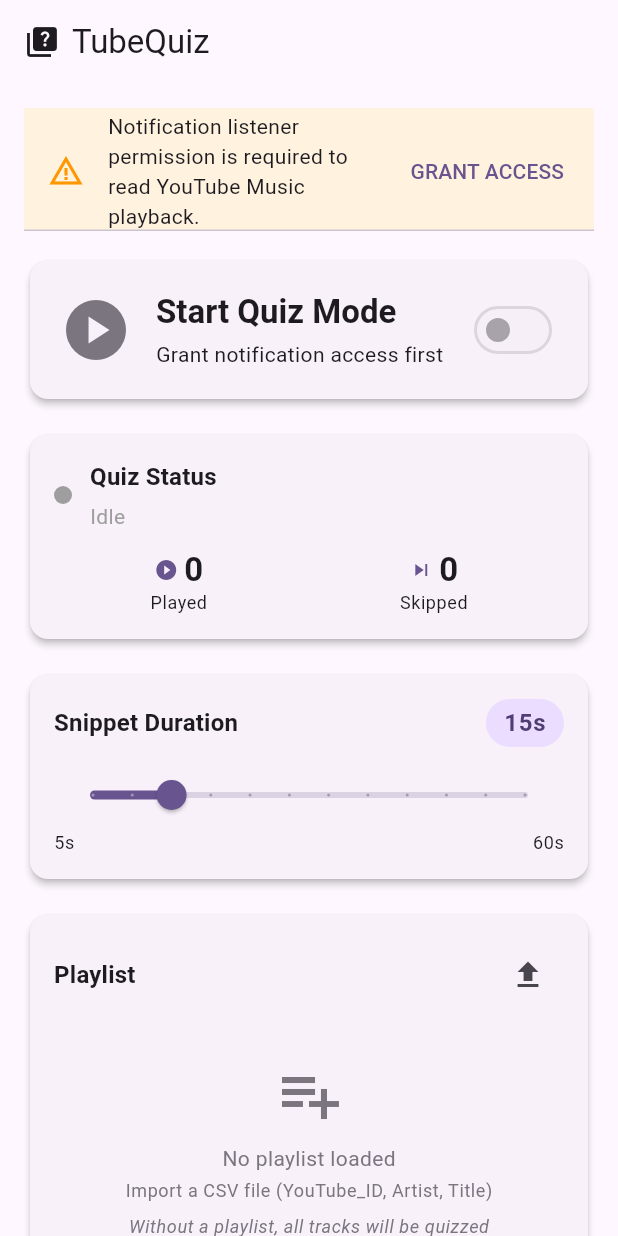
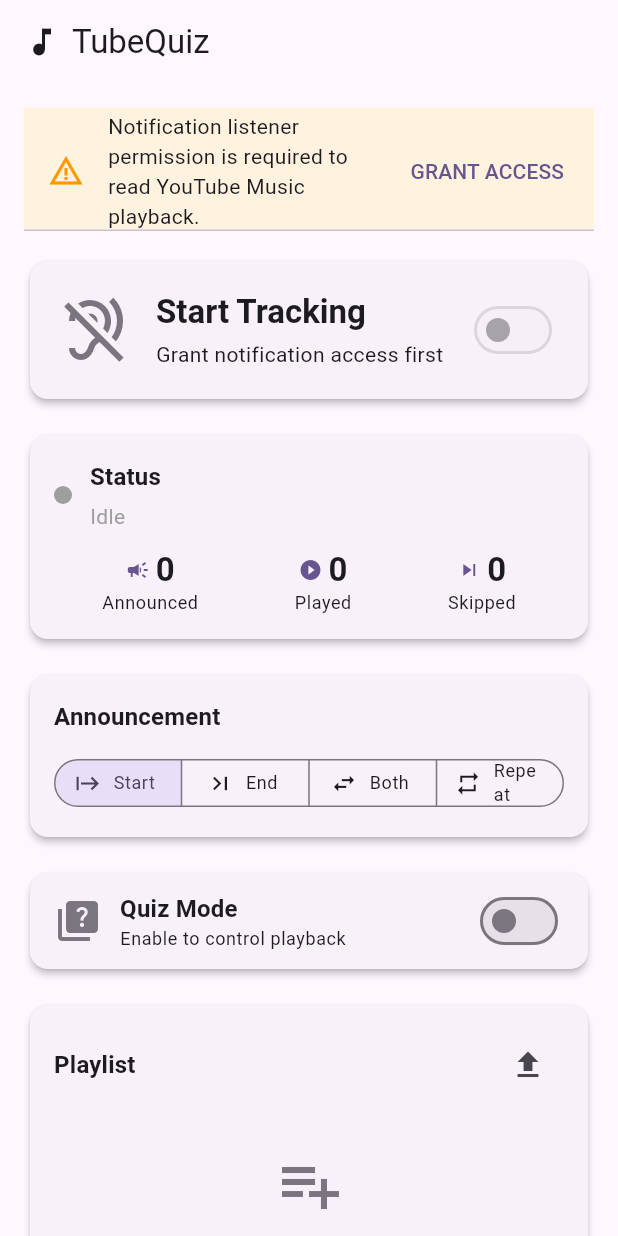
Before and after one commit to quablarox/TubeQuiz, a Flutter app: the screen it shows after launch, on a phone screen of 412 x 824 dp. Run offline on Flutter 3.47's test engine with Material 3 defaults, Android fonts, the phone set to English and light mode, and no system bars; our stand-ins replace csv, file_picker, flutter_tts, shared_preferences.

Commit message:
Implement passive mode, quiz overlay, announcement settings, full song mode, random start, and audio ducking
- Add AnnounceTiming enum (beginning/end/both/interval) to QuizState
- Add isQuizMode, isFullSong, useRandomStart, announceIntervalSeconds, tracksAnnounced to QuizState
- Rework QuizEngine: passive tracking always on, quiz mode as overlay
- Add audio ducking (duckAudio/restoreAudio) to MediaControlService and Android native
- Add interval announcements with skip-if-too-close-to-end logic
- Support full song mode in quiz (no snippet timer)
- Random start capped at 1:30min - snippet length
- Rework dashboard UX: service toggle, announcement settings, quiz mode card
- Add AnnounceSettingsCard widget with SegmentedButton
- Rework SnippetDurationSlider with full song and random start toggles
- Persist all new settings to SharedPreferences
- Update tests for new model fields and status labels

Agent-Logs-Url: https://github.com/quablarox/TubeQuiz/sessions/9e626942-1e85-48b9-ac5d-700efbe59b11

Co-authored-by: quablarox <9888680+quablarox@users.noreply.github.com>

```diff
--- a/lib/models/quiz_state.dart
+++ b/lib/models/quiz_state.dart
@@ -1,21 +1,36 @@
-/// Represents the current state of the quiz engine.
+/// Controls when TTS announcements are made during playback.
+enum AnnounceTiming {
+  /// Announce only at the beginning of a song.
+  beginning,
+
+  /// Announce only at the end of a song.
+  end,
+
+  /// Announce at both beginning and end.
+  both,
+
+  /// Announce at beginning, end, and every N seconds in between.
+  interval,
+}
+
+/// Represents the current state of the engine.
 enum QuizStatus {
-  /// Quiz mode is disabled.
+  /// Service is not running.
   idle,
 
-  /// Quiz mode is active and waiting for a track to play.
+  /// Service is running and waiting for a track to play.
   waiting,
 
   /// Currently announcing the track via TTS.
   announcing,
 
-  /// Playing the snippet of the matched track.
+  /// Playing the snippet of the matched track (quiz mode only).
   playingSnippet,
 
-  /// Skipping a non-matching track.
+  /// Skipping a non-matching track (quiz mode only).
   skipping,
 
-  /// An error occurred during quiz operation.
+  /// An error occurred during operation.
   error,
 }
 
@@ -26,9 +41,15 @@ class QuizState {
   final String? currentArtist;
   final int snippetDurationSeconds;
   final bool isServiceRunning;
+  final bool isQuizMode;
+  final bool isFullSong;
+  final bool useRandomStart;
+  final AnnounceTiming announceTiming;
+  final int announceIntervalSeconds;
   final String? errorMessage;
   final int tracksPlayed;
   final int tracksSkipped;
+  final int tracksAnnounced;
 
   const QuizState({
     this.status = QuizStatus.idle,
@@ -36,9 +57,15 @@ class QuizState {
     this.currentArtist,
     this.snippetDurationSeconds = 15,
     this.isServiceRunning = false,
+    this.isQuizMode = false,
+    this.isFullSong = false,
+    this.useRandomStart = false,
+    this.announceTiming = AnnounceTiming.beginning,
+    this.announceIntervalSeconds = 5,
     this.errorMessage,
     this.tracksPlayed = 0,
     this.tracksSkipped = 0,
+    this.tracksAnnounced = 0,
   });
 
   QuizState copyWith({
@@ -47,19 +74,34 @@ class QuizState {
     String? Function()? currentArtist,
     int? snippetDurationSeconds,
     bool? isServiceRunning,
+    bool? isQuizMode,
+    bool? isFullSong,
+    bool? useRandomStart,
+    AnnounceTiming? announceTiming,
+    int? announceIntervalSeconds,
     String? errorMessage,
     int? tracksPlayed,
     int? tracksSkipped,
+    int? tracksAnnounced,
   }) {
     return QuizState(
       status: status ?? this.status,
       currentTitle: currentTitle != null ? currentTitle() : this.currentTitle,
-      currentArtist: currentArtist != null ? currentArtist() : this.currentArtist,
-      snippetDurationSeconds: snippetDurationSeconds ?? this.snippetDurationSeconds,
+      currentArtist:
+          currentArtist != null ? currentArtist() : this.currentArtist,
+      snippetDurationSeconds:
+          snippetDurationSeconds ?? this.snippetDurationSeconds,
       isServiceRunning: isServiceRunning ?? this.isServiceRunning,
+      isQuizMode: isQuizMode ?? this.isQuizMode,
+      isFullSong: isFullSong ?? this.isFullSong,
+      useRandomStart: useRandomStart ?? this.useRandomStart,
+      announceTiming: announceTiming ?? this.announceTiming,
+      announceIntervalSeconds:
+          announceIntervalSeconds ?? this.announceIntervalSeconds,
       errorMessage: errorMessage ?? this.errorMessage,
       tracksPlayed: tracksPlayed ?? this.tracksPlayed,
       tracksSkipped: tracksSkipped ?? this.tracksSkipped,
+      tracksAnnounced: tracksAnnounced ?? this.tracksAnnounced,
     );
   }
 
@@ -69,7 +111,7 @@ class QuizState {
       case QuizStatus.idle:
         return 'Idle';
       case QuizStatus.waiting:
-        return 'Waiting for track...';
+        return isQuizMode ? 'Waiting for quiz track...' : 'Listening...';
       case QuizStatus.announcing:
         return 'Announcing track...';
       case QuizStatus.playingSnippet:
--- a/lib/screens/dashboard_screen.dart
+++ b/lib/screens/dashboard_screen.dart
@@ -5,8 +5,8 @@ import '../widgets/widgets.dart';
 
 /// The main dashboard screen of the TubeQuiz app.
 ///
-/// Displays quiz status, controls for enabling/disabling quiz mode,
-/// snippet duration slider, playlist management, and service status.
+/// Displays service controls, announcement settings, quiz mode settings,
+/// and playlist management.
 class DashboardScreen extends StatefulWidget {
   const DashboardScreen({super.key});
 
@@ -46,7 +46,7 @@ class _DashboardScreenState extends State<DashboardScreen>
       appBar: AppBar(
         title: const Row(
           children: [
-            Icon(Icons.quiz),
+            Icon(Icons.music_note),
             SizedBox(width: 8),
             Text('TubeQuiz'),
           ],
@@ -65,8 +65,8 @@ class _DashboardScreenState extends State<DashboardScreen>
                 if (!provider.isNotificationListenerEnabled)
                   _buildPermissionBanner(context, provider),
 
-                // Quiz Mode Toggle
-                _buildQuizToggle(context, provider),
+                // Service Toggle (Passive Tracking)
+                _buildServiceToggle(context, provider),
 
                 const SizedBox(height: 16),
 
@@ -75,11 +75,31 @@ class _DashboardScreenState extends State<DashboardScreen>
 
                 const SizedBox(height: 16),
 
-                // Snippet Duration Slider
-                SnippetDurationSlider(
-                  value: provider.snippetDuration,
-                  onChanged: (value) => provider.setSnippetDuration(value),
+                // Announcement Settings
+                AnnounceSettingsCard(
+                  timing: provider.announceTiming,
+                  intervalSeconds: provider.announceInterval,
+                  onTimingChanged: (t) => provider.setAnnounceTiming(t),
+                  onIntervalChanged: (s) => provider.setAnnounceInterval(s),
                 ),
+
+                const SizedBox(height: 16),
+
+                // Quiz Mode Section
+                _buildQuizModeCard(context, provider),
+
+                // Playback settings (shown when quiz mode is on)
+                if (provider.isQuizMode) ...[
+                  const SizedBox(height: 16),
+                  SnippetDurationSlider(
+                    value: provider.snippetDuration,
+                    isFullSong: provider.isFullSong,
+                    useRandomStart: provider.useRandomStart,
+                    onChanged: (value) => provider.setSnippetDuration(value),
+                    onToggleFullSong: () => provider.toggleFullSong(),
+                    onToggleRandomStart: () => provider.toggleRandomStart(),
+                  ),
+                ],
 
                 const SizedBox(height: 16),
 
@@ -116,17 +136,17 @@ class _DashboardScreenState extends State<DashboardScreen>
     );
   }
 
-  Widget _buildQuizToggle(BuildContext context, QuizProvider provider) {
-    final isActive = provider.isQuizActive;
+  Widget _buildServiceToggle(BuildContext context, QuizProvider provider) {
+    final isRunning = provider.isServiceRunning;
 
     return Card(
       elevation: 2,
-      color: isActive
+      color: isRunning
           ? Theme.of(context).colorScheme.primaryContainer
           : null,
       child: InkWell(
         onTap: provider.isNotificationListenerEnabled
-            ? () => provider.toggleQuizMode()
+            ? () => provider.toggleService()
             : null,
         borderRadius: BorderRadius.circular(12),
         child: Padding(
@@ -134,9 +154,9 @@ class _DashboardScreenState extends State<DashboardScreen>
           child: Row(
             children: [
               Icon(
-                isActive ? Icons.stop_circle : Icons.play_circle,
+                isRunning ? Icons.hearing : Icons.hearing_disabled,
                 size: 48,
-                color: isActive
+                color: isRunning
                     ? Theme.of(context).colorScheme.primary
                     : provider.isNotificationListenerEnabled
                         ? Theme.of(context).colorScheme.primary
@@ -148,17 +168,17 @@ class _DashboardScreenState extends State<DashboardScreen>
                   crossAxisAlignment: CrossAxisAlignment.start,
                   children: [
                     Text(
-                      isActive ? 'Quiz Mode Active' : 'Start Quiz Mode',
+                      isRunning ? 'Tracking Active' : 'Start Tracking',
                       style: Theme.of(context).textTheme.titleLarge?.copyWith(
-                        fontWeight: FontWeight.bold,
-                      ),
+                            fontWeight: FontWeight.bold,
+                          ),
                     ),
                     const SizedBox(height: 4),
                     Text(
-                      isActive
+                      isRunning
                           ? 'Monitoring YouTube Music...'
                           : provider.isNotificationListenerEnabled
-                              ? 'Tap to start the music quiz'
+                              ? 'Tap to start tracking songs'
                               : 'Grant notification access first',
                       style: Theme.of(context).textTheme.bodyMedium,
                     ),
@@ -166,13 +186,62 @@ class _DashboardScreenState extends State<DashboardScreen>
                 ),
               ),
               Switch(
-                value: isActive,
+                value: isRunning,
                 onChanged: provider.isNotificationListenerEnabled
-                    ? (_) => provider.toggleQuizMode()
+                    ? (_) => provider.toggleService()
                     : null,
               ),
             ],
           ),
+        ),
+      ),
+    );
+  }
+
+  Widget _buildQuizModeCard(BuildContext context, QuizProvider provider) {
+    final isQuiz = provider.isQuizMode;
+
+    return Card(
+      elevation: 2,
+      color: isQuiz
+          ? Theme.of(context).colorScheme.tertiaryContainer
+          : null,
+      child: Padding(
+        padding: const EdgeInsets.symmetric(horizontal: 16.0, vertical: 8.0),
+        child: Row(
+          children: [
+            Icon(
+              Icons.quiz,
+              size: 32,
+              color: isQuiz
+                  ? Theme.of(context).colorScheme.tertiary
+                  : Theme.of(context).colorScheme.outline,
+            ),
+            const SizedBox(width: 12),
+            Expanded(
+              child: Column(
+                crossAxisAlignment: CrossAxisAlignment.start,
+                children: [
+                  Text(
+                    'Quiz Mode',
+                    style: Theme.of(context).textTheme.titleMedium?.copyWith(
+                          fontWeight: FontWeight.bold,
+                        ),
+                  ),
+                  Text(
+                    isQuiz
+                        ? 'Controls playback with snippets & playlist'
+                        : 'Enable to control playback',
+                    style: Theme.of(context).textTheme.bodySmall,
+                  ),
+                ],
+              ),
+            ),
+            Switch(
+              value: isQuiz,
+              onChanged: (_) => provider.toggleQuizMode(),
+            ),
+          ],
         ),
       ),
     );
--- /dev/null
+++ b/lib/widgets/announce_settings_card.dart
@@ -0,0 +1,111 @@
+import 'package:flutter/material.dart';
+import '../models/models.dart';
+
+/// Widget that provides controls for announcement timing settings.
+class AnnounceSettingsCard extends StatelessWidget {
+  final AnnounceTiming timing;
+  final int intervalSeconds;
+  final ValueChanged<AnnounceTiming> onTimingChanged;
+  final ValueChanged<int> onIntervalChanged;
+
+  const AnnounceSettingsCard({
+    super.key,
+    required this.timing,
+    required this.intervalSeconds,
+    required this.onTimingChanged,
+    required this.onIntervalChanged,
+  });
+
+  @override
+  Widget build(BuildContext context) {
+    return Card(
+      elevation: 2,
+      child: Padding(
+        padding: const EdgeInsets.all(16.0),
+        child: Column(
+          crossAxisAlignment: CrossAxisAlignment.start,
+          children: [
+            Text(
+              'Announcement',
+              style: Theme.of(context).textTheme.titleMedium?.copyWith(
+                    fontWeight: FontWeight.bold,
+                  ),
+            ),
+            const SizedBox(height: 12),
+            SegmentedButton<AnnounceTiming>(
+              segments: const [
+                ButtonSegment(
+                  value: AnnounceTiming.beginning,
+                  label: Text('Start'),
+                  icon: Icon(Icons.start, size: 18),
+                ),
+                ButtonSegment(
+                  value: AnnounceTiming.end,
+                  label: Text('End'),
+                  icon: Icon(Icons.last_page, size: 18),
+                ),
+                ButtonSegment(
+                  value: AnnounceTiming.both,
+                  label: Text('Both'),
+                  icon: Icon(Icons.swap_horiz, size: 18),
+                ),
+                ButtonSegment(
+                  value: AnnounceTiming.interval,
+                  label: Text('Repeat'),
+                  icon: Icon(Icons.repeat, size: 18),
+                ),
+              ],
+              selected: {timing},
+              onSelectionChanged: (set) => onTimingChanged(set.first),
+              showSelectedIcon: false,
+              style: ButtonStyle(
+                visualDensity: VisualDensity.compact,
+                textStyle: WidgetStatePropertyAll(
+                  Theme.of(context).textTheme.bodySmall,
+                ),
+              ),
+            ),
+            if (timing == AnnounceTiming.interval) ...[
+              const SizedBox(height: 12),
+              Row(
+                children: [
+                  Text(
+                    'Every',
+                    style: Theme.of(context).textTheme.bodyMedium,
+                  ),
+                  const SizedBox(width: 8),
+                  SizedBox(
+                    width: 64,
+                    child: TextField(
+                      controller:
+                          TextEditingController(text: '$intervalSeconds'),
+                      keyboardType: TextInputType.number,
+                      textAlign: TextAlign.center,
+                      decoration: const InputDecoration(
+                        isDense: true,
+                        contentPadding:
+                            EdgeInsets.symmetric(horizontal: 8, vertical: 8),
+                        border: OutlineInputBorder(),
+                      ),
+                      onSubmitted: (value) {
+                        final parsed = int.tryParse(value);
+                        if (parsed != null && parsed >= 1 && parsed <= 60) {
+                          onIntervalChanged(parsed);
+                        }
+                      },
+                    ),
+                  ),
+                  const SizedBox(width: 8),
+                  Text(
+                    'seconds',
+                    style: Theme.of(context).textTheme.bodyMedium,
+                  ),
+                ],
+              ),
+            ],
+          ],
+        ),
+      ),
+    );
+  }
+}
--- a/lib/widgets/status_card.dart
+++ b/lib/widgets/status_card.dart
@@ -25,7 +25,7 @@ class StatusCard extends StatelessWidget {
                     crossAxisAlignment: CrossAxisAlignment.start,
                     children: [
                       Text(
-                        'Quiz Status',
+                        'Status',
                         style: Theme.of(context).textTheme.titleMedium?.copyWith(
                           fontWeight: FontWeight.bold,
                         ),
@@ -79,6 +79,12 @@ class StatusCard extends StatelessWidget {
             Row(
               mainAxisAlignment: MainAxisAlignment.spaceAround,
               children: [
+                _buildStatChip(
+                  context,
+                  Icons.campaign,
+                  '${state.tracksAnnounced}',
+                  'Announced',
+                ),
                 _buildStatChip(
                   context,
                   Icons.play_circle_filled,
--- a/lib/widgets/widgets.dart
+++ b/lib/widgets/widgets.dart
@@ -1,3 +1,4 @@
 export 'status_card.dart';
 export 'snippet_duration_slider.dart';
 export 'playlist_card.dart';
+export 'announce_settings_card.dart';
```
Also changed, not shown: lib/providers/quiz_provider.dart (+76 -5 lines), lib/services/media_control_service.dart (+18 -0 lines), lib/services/quiz_engine.dart (+258 -36 lines), lib/widgets/snippet_duration_slider.dart (+51 -8 lines), 2 other files.
